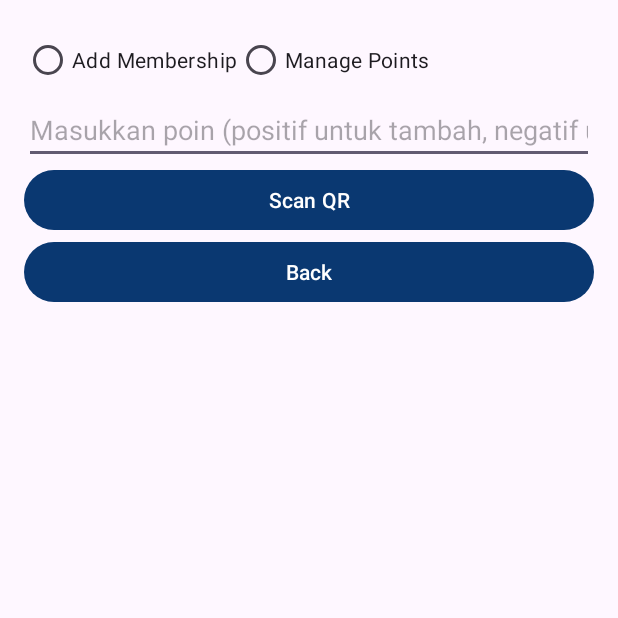
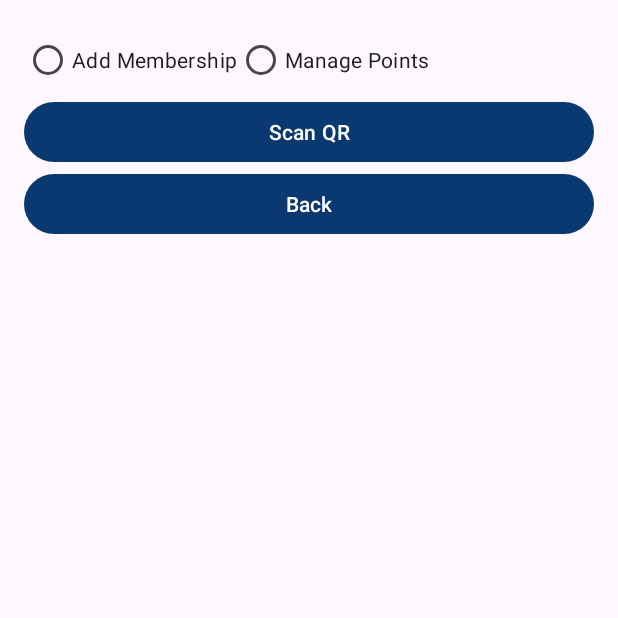
Before and after one commit to reeves63/VirtualMembership_MobileApp, an Android app: the ScanQRActivity screen opened directly, with no data from a screen before it, on a phone screen of 412 x 824 dp, the top half of it. Run offline under Robolectric (Android 15) with nearby library versions, the phone set to English and light mode, and no system bars; our stand-ins replace Firebase (no records; nobody signed in at launch, a user with empty details on screens opened directly); 1 statement that could not run was skipped.

Commit message:
Wira Poin DONE~~~~~

```diff
--- a/app/src/main/res/layout/activity_scan_qr.xml
+++ b/app/src/main/res/layout/activity_scan_qr.xml
@@ -1,3 +1,4 @@
+<?xml version="1.0" encoding="utf-8"?>
 <LinearLayout xmlns:android="http://schemas.android.com/apk/res/android"
     android:layout_width="match_parent"
     android:layout_height="match_parent"
@@ -23,23 +24,6 @@
             android:text="Manage Points" />
     </RadioGroup>
 
-    <!-- Input for Points -->
-    <EditText
-        android:id="@+id/editTextPoints"
-        android:layout_width="match_parent"
-        android:layout_height="wrap_content"
-        android:hint="Masukkan poin (positif untuk tambah, negatif untuk kurangi)"
-        android:inputType="numberSigned" /> <!-- Input hanya untuk angka dan tanda negatif -->
-
-    <!-- Message Error Text -->
-    <TextView
-        android:id="@+id/textError"
-        android:layout_width="match_parent"
-        android:layout_height="wrap_content"
-        android:text=""
-        android:textColor="@android:color/holo_red_dark"
-        android:visibility="gone"/>
-
     <!-- Scan QR Button -->
     <Button
         android:id="@+id/buttonScanQr"
```
Also changed, not shown: app/src/main/java/com/example/uts_pagisore/ScanQRActivity.kt (+37 -14 lines).
